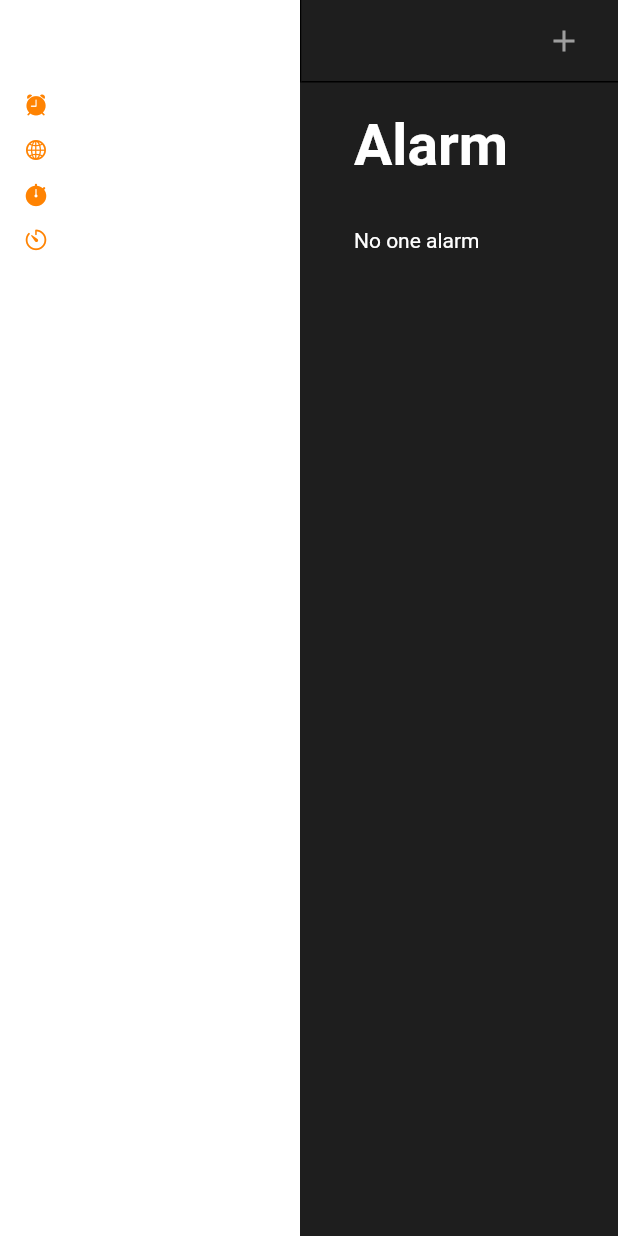
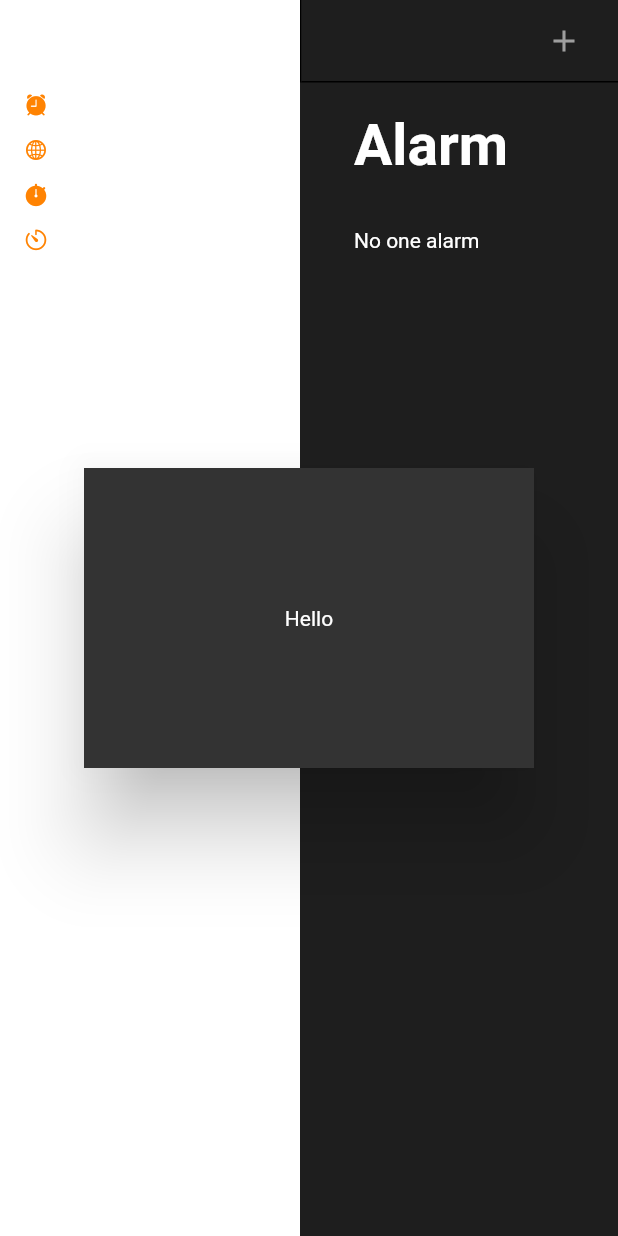
Before and after one commit to akovardin/cuckoo, a Flutter app: the screen it shows after launch, after a tap on "World Clock", on a phone screen of 412 x 824 dp. Run offline on Flutter 3.47's test engine with Material 2 defaults, Android fonts, the phone set to English and light mode, and no system bars; our stand-ins replace audioplayers, copy_with_extension, file_picker, flutter_riverpod, flutter_svg, sqflite; missing offline and left inert: bitsdojo_window, flutter_acrylic; accounts and stored records are empty.

```diff
--- a/lib/main.dart
+++ b/lib/main.dart
@@ -4,6 +4,8 @@ import 'package:cuckoo/screens/home/home.dart';
 import 'package:flutter/material.dart';
 import 'package:flutter_acrylic/flutter_acrylic.dart';
 import 'package:flutter_riverpod/flutter_riverpod.dart';
+import 'package:audioplayers/audioplayers.dart';
+
 
 Future<void> main() async {
   WidgetsFlutterBinding.ensureInitialized();
@@ -12,6 +14,8 @@ Future<void> main() async {
     effect: WindowEffect.acrylic,
     color: Color(0xDD222222),
   );
+
+  // AudioPlayer.logEnabled = true;
 
   runApp(
     ProviderScope(
@@ -50,7 +54,6 @@ class App extends StatelessWidget {
           headline5: TextStyle(color: TextColor),
           headline3: TextStyle(color: TextColor, fontSize: 38, fontWeight: FontWeight.bold),
         ),
-
       ),
       home: HomeScreen(),
     );
--- a/lib/screens/home/home.dart
+++ b/lib/screens/home/home.dart
@@ -2,40 +2,52 @@ import 'package:bitsdojo_window/bitsdojo_window.dart';
 import 'package:cuckoo/components/tabs/navigator.dart';
 import 'package:cuckoo/components/tabs/tabs.dart';
 import 'package:cuckoo/constants.dart';
-import 'package:cuckoo/models/alarm.dart';
 import 'package:cuckoo/screens/home/state.dart';
 import 'package:cuckoo/screens/home/tabs/alarm/list/list.dart';
-import 'package:cuckoo/screens/home/tabs/alarm/list/state.dart';
 import 'package:flutter/cupertino.dart';
 import 'package:flutter/material.dart';
 import 'package:flutter_riverpod/flutter_riverpod.dart';
 
-class HomeScreen extends StatefulWidget {
+class HomeScreen extends ConsumerStatefulWidget {
   @override
-  State<HomeScreen> createState() => _HomeScreenState();
+  ConsumerState<HomeScreen> createState() => _HomeScreenState();
 }
 
-class _HomeScreenState extends State<HomeScreen> with TickerProviderStateMixin {
+class _HomeScreenState extends ConsumerState<HomeScreen> with TickerProviderStateMixin {
   late TabController controller;
 
   @override
   void initState() {
     super.initState();
     controller = TabController(initialIndex: 0, length: 4, vsync: this);
+
+    ref.read(homeStateProvider.notifier).schedule();
   }
 
   @override
   Widget build(BuildContext context) {
     return Scaffold(
       backgroundColor: Colors.transparent,
-      body: Row(
+      body: Stack(
         children: [
-          Sidebar(
-            controller: controller,
+          Row(
+            children: [
+              Sidebar(
+                controller: controller,
+              ),
+              Frame(
+                controller: controller,
+              ),
+            ],
           ),
-          Frame(
-            controller: controller,
-          ),
+          Dialog(
+            child: Container(
+              color: LightGrayColor,
+              height: 200,
+              width: 300,
+              child: Center(child: Text('Hello')),
+            ),
+          )
         ],
       ), // This trailing comma makes auto-formatting nicer for build methods.
     );
@@ -159,13 +171,6 @@ class Sidebar extends ConsumerWidget {
           ),
           Expanded(
             child: TabsSidebar(
-              onTabSelected: (index) {
-                if (index == 0) {
-                  ref.read(homeStateProvider.notifier).showAlarmButton();
-                } else {
-                  ref.read(homeStateProvider.notifier).hideAlarmButton();
-                }
-              },
               controller: controller,
               items: [
                 TabsSidebarItem(icon: CupertinoIcons.alarm_fill,  title: 'Alarm'),
--- a/lib/screens/home/state.dart
+++ b/lib/screens/home/state.dart
@@ -1,24 +1,47 @@
+import 'dart:async';
+
+import 'package:cuckoo/services/alarms.dart';
 import 'package:flutter_riverpod/flutter_riverpod.dart';
+import 'package:audioplayers/audioplayers.dart';
 
 var homeStateProvider = StateNotifierProvider<HomeStateNotifier, HomeState>((ref) {
-  return HomeStateNotifier(HomeState(isAlarmButton: true));
+  return HomeStateNotifier(HomeState(alarm: false));
 });
 
+class HomeState {
+  bool alarm;
 
-class HomeState {
-  bool isAlarmButton;
-
-  HomeState({required this.isAlarmButton});
+  HomeState({required this.alarm});
 }
 
 class HomeStateNotifier extends StateNotifier<HomeState> {
+  final AlarmService alarms = AlarmService();
+  final AudioPlayer player = AudioPlayer();
+
   HomeStateNotifier(HomeState state) : super(state);
 
-  showAlarmButton() {
-    state = HomeState(isAlarmButton: true);
+  schedule() {
+    // start loop
+    Timer.periodic(Duration(seconds: 10), (timer) {
+      alarms.fetch().then((aa) {
+        for (var alarm in aa) {
+          if (alarm.active()) {
+            // @todo: file with whitespaces
+            start(alarm.audio);
+          }
+        }
+      });
+    });
   }
 
-  hideAlarmButton() {
-    state = HomeState(isAlarmButton: false);
+  start(String audio) {
+    player.play(audio, isLocal: true).then((result) {
+      state = HomeState(alarm: true);
+    });
+  }
+
+  stop() {
+    state = HomeState(alarm: false);
+    player.stop();
   }
 }
--- a/lib/services/alarms.dart
+++ b/lib/services/alarms.dart
@@ -1,3 +1,5 @@
+import 'dart:async';
+
 import 'package:cuckoo/database/database.dart';
 import 'package:cuckoo/models/alarm.dart';
 import 'package:sqflite/sqflite.dart' as sql;
--- a/pubspec.yaml
+++ b/pubspec.yaml
@@ -44,6 +44,7 @@ dev_dependencies:
     sdk: flutter
   build_runner: ^2.1.5
   copy_with_extension_gen: ^2.0.3
+  audioplayers: ^0.20.1
 
   # The "flutter_lints" package below contains a set of recommended lints to
   # encourage good coding practices. The lint set provided by the package is
```
Also changed, not shown: lib/models/alarm.dart (+12 -0 lines), pubspec.lock, 2 other files.
